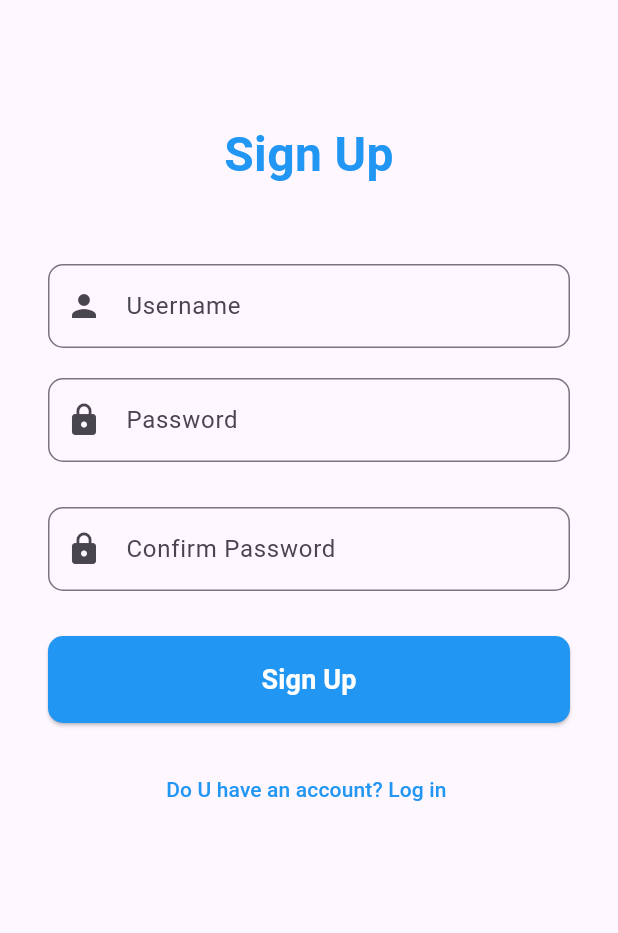
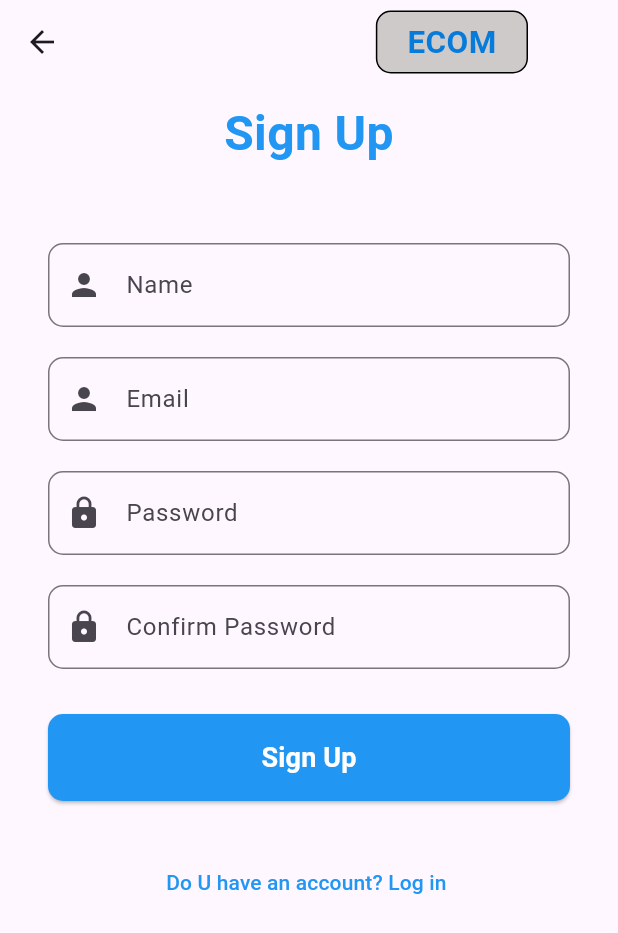
Before and after one commit to eyoaab/2024-internship-mobile-task, a Flutter app: the screen it shows after launch, after a tap on "Don't have an account? Sign up", on a phone screen of 412 x 824 dp. Shown: the top 933 px of the screen. Run offline on Flutter 3.47's test engine with Material 3 defaults, Android fonts, the phone set to English and light mode, and no system bars; our stand-ins replace connectivity_plus, dartz, equatable, flutter_bloc, get_it, image_picker and 1 more; network calls fail.

```diff
--- a/On-boarding/E-comerce/lib/core/constants/Url/url.dart
+++ b/On-boarding/E-comerce/lib/core/constants/Url/url.dart
@@ -11,4 +11,9 @@ class Urls {
   // static String deleteProduct(String id) => 'https://g5-flutter-learning-path-be.onrender.com/api/v1/products//$id';
   static String deleteProduct(String id) => 'https://g5-flutter-learning-path-be.onrender.com/api/v1/products/$id';
 
+
+  static String Login() => 'https://cors-anywhere.herokuapp.com/https://g5-flutter-learning-path-be.onrender.com/api/v2/auth/login';
+  static String SignUp() => 'https://cors-anywhere.herokuapp.com/https://g5-flutter-learning-path-be.onrender.com/api/v2/auth/register';
+
+
 }
--- a/On-boarding/E-comerce/lib/data/model/user_model.dart
+++ b/On-boarding/E-comerce/lib/data/model/user_model.dart
@@ -5,14 +5,16 @@ class UserModel extends UserEnities {
   const UserModel({
     required String username,
     required String password,
+    required String name,
 
   }) : super(
-         username: username, password: password
+         username: username, password: password,name:name
         );
 
 
   Map<String, dynamic> toJson() {
     return {
+      'name': name,
       'username': username,
       'password': password,
 
@@ -21,6 +23,7 @@ class UserModel extends UserEnities {
 
   factory UserModel.fromJson(Map<String, dynamic> json) {
     return UserModel(
+      name: json['name'],
       username: json['username'],
       password: json['password'],
 
@@ -28,7 +31,7 @@ class UserModel extends UserEnities {
   }
 
   UserEnities toUser() {
-    return UserEnities(username: username, password: password);
+    return UserEnities(username: username, password: password,name: name);
 
   }
 }
--- a/On-boarding/E-comerce/lib/domain/entitiy/user_entities.dart
+++ b/On-boarding/E-comerce/lib/domain/entitiy/user_entities.dart
@@ -2,11 +2,13 @@ import 'package:equatable/equatable.dart';
 
 class UserEnities extends Equatable{
   const UserEnities ({
+    required this.name,
     required this.username,
     required this.password,
 
 
   });
+  final String name;
   final String username;
   final String password;
 
@@ -15,6 +17,7 @@ class UserEnities extends Equatable{
   List<Object?> get props => [
     password,
     username,
+    name,
 
   ];
 
--- a/On-boarding/E-comerce/lib/domain/usecase/signIn_usecase.dart
+++ b/On-boarding/E-comerce/lib/domain/usecase/signIn_usecase.dart
@@ -6,12 +6,13 @@ import '../../core/error/faliure.dart';
 import '../entitiy/user_entities.dart';
 import '../repository/product_repository.dart';
 
-class SignUp extends Equatable{
+class SignUpUswcase extends Equatable{
 
   final ProductRepository productRepository;
-  const SignUp( this.productRepository);
+  const SignUpUswcase( this.productRepository);
 
   Future<Either<Failure, bool>> call_SignUp( UserEnities user){
+    print('usecase sign up called');
     return productRepository.UserSignUp(user);
 
   }
--- a/On-boarding/E-comerce/lib/injection_container.dart
+++ b/On-boarding/E-comerce/lib/injection_container.dart
@@ -65,7 +65,7 @@ Future<void> setUp() async {
   locator.registerLazySingleton(() => DeleteProductbyidUsecase(locator()));
   locator.registerLazySingleton(() => AddProductUsecase(locator()));
   locator.registerLazySingleton(() => UpdateProductUsecase(locator()));
-  locator.registerLazySingleton(() => SignUp(locator()));
+  locator.registerLazySingleton(() => SignUpUswcase(locator()));
   locator.registerLazySingleton(() => LoginUsecase(locator()));
 
   //! BLoC
@@ -76,6 +76,9 @@ Future<void> setUp() async {
     getProductByIdUseCase: locator(),
     addProductUseCase: locator(),
     updateProductUseCase: locator(),
+    signUpUsecase: locator(),
+    loginUsecase: locator(),
+
 
   ));
 }
--- a/On-boarding/E-comerce/lib/presentation/Pages/LogIn/login.dart
+++ b/On-boarding/E-comerce/lib/presentation/Pages/LogIn/login.dart
@@ -1,5 +1,9 @@
 import 'package:flutter/material.dart';
+import 'package:flutter_bloc/flutter_bloc.dart';
 
+import '../../../domain/entitiy/user_entities.dart';
+import '../../bloc/product_bloc.dart';
+import '../../bloc/product_event.dart';
 import '../../widgets/Widget_store.dart';
 
 class LoginPage extends StatefulWidget {
@@ -20,6 +24,9 @@ class _LoginPageState extends State<LoginPage> {
       return;
     }
     else{
+      UserEnities user = UserEnities(name: '',username: _usernameController.text,password: _passwordController.text,);
+      context.read<ProductBloc>().add(LogInStateEvent(userEnities: user));
+
 
     }
 
@@ -35,6 +42,7 @@ class _LoginPageState extends State<LoginPage> {
   Widget build(BuildContext context) {
     return Scaffold(
       body: SingleChildScrollView(
+            child: Center(
               child: Padding(
               padding: const EdgeInsets.symmetric(horizontal: 32.0, vertical: 80.0),
               child: Column(
@@ -42,7 +50,7 @@ class _LoginPageState extends State<LoginPage> {
               crossAxisAlignment: CrossAxisAlignment.stretch,
               children: <Widget>[
                 const Text(
-                'Login',
+                  'ECOM',
                   style: TextStyle(
                   fontSize: 32,
                   fontWeight: FontWeight.bold,
@@ -50,7 +58,10 @@ class _LoginPageState extends State<LoginPage> {
                   ),
                   textAlign: TextAlign.center,
                 ),
-              const SizedBox(height: 50),
+                const SizedBox(height: 10),
+
+                const Center(child:  Text('Sign in to your account',style: TextStyle(fontSize: 23),)),
+                const SizedBox(height: 20),
                 TextField(
                     controller: _usernameController,
                     decoration: InputDecoration(
@@ -92,7 +103,7 @@ class _LoginPageState extends State<LoginPage> {
                     ),
                   ),
                 ),
-              const SizedBox(height: 20),
+                const SizedBox(height: 70),
                 TextButton(
                 onPressed: goTosignUpPage,
                 child: const Text(
@@ -106,6 +117,7 @@ class _LoginPageState extends State<LoginPage> {
                         ),
                       ),
             ),
+      ),
     );
   }
 }
--- a/On-boarding/E-comerce/lib/presentation/Pages/Signup/signup.dart
+++ b/On-boarding/E-comerce/lib/presentation/Pages/Signup/signup.dart
@@ -1,4 +1,14 @@
+import 'dart:ui';
+
+import 'package:flutter/cupertino.dart';
 import 'package:flutter/material.dart';
+import 'package:flutter/painting.dart';
+import 'package:flutter/rendering.dart';
+import 'package:flutter/widgets.dart';
+import 'package:flutter_bloc/flutter_bloc.dart';
+import '../../../domain/entitiy/user_entities.dart';
+import '../../bloc/product_bloc.dart';
+import '../../bloc/product_event.dart';
 import '../../widgets/Widget_store.dart';
 
 class SignUpPage extends StatefulWidget {
@@ -7,17 +17,19 @@ class SignUpPage extends StatefulWidget {
 }
 
 class _SignUpPageState extends State<SignUpPage> {
+  final _name = TextEditingController();
   final _usernameController = TextEditingController();
   final _passwordController = TextEditingController();
   final _confirmpassword = TextEditingController();
 
 
   void signUp() async {
+    final name = _name.text;
     final username = _usernameController.text;
     final password = _passwordController.text;
     final confirmpassword = _confirmpassword.text;
 
-    if (username.isEmpty || password.isEmpty || confirmpassword.isEmpty) {
+    if (username.isEmpty || password.isEmpty || confirmpassword.isEmpty|| name.isEmpty) {
       showMessage(context,  const Icon(Icons.info,size: 50,color:Colors.red), 'Please enter all fields');
       return;
     }
@@ -25,6 +37,17 @@ class _SignUpPageState extends State<SignUpPage> {
       showMessage(context,const Icon(Icons.info,size: 50,color:Colors.red), 'Passwords do not match');
       return;
     } else{
+      UserEnities userTosave = UserEnities(
+        name: name,
+        username: username,
+        password: password,
+      );
+      print('up to send the request from signin page');
+
+      context.read<ProductBloc>().add(SignInEvent(userEnities: userTosave));
+      print('u[dated the user add event]');
+
+
 
     }
   }
@@ -43,11 +66,32 @@ class _SignUpPageState extends State<SignUpPage> {
   @override
   Widget build(BuildContext context) {
     return Scaffold(
+      appBar: AppBar(leading: IconButton(icon: const Icon(Icons.arrow_back),onPressed: (){Navigator.pop(context);},),
+      actions:  [ Row(
+        mainAxisAlignment: MainAxisAlignment.end  ,
+        children: [
+
+              Container(
+
+                padding: const EdgeInsets.fromLTRB(20,5,20,5),
+              decoration:const  BoxDecoration(color: Color.fromARGB(255, 207, 202, 202),
+              borderRadius: BorderRadius.all(Radius.circular(10))
+
+              ,
+              border: Border(top:BorderSide(color:Colors.black),
+              left:BorderSide(color:Colors.black),
+              right:BorderSide(color:Colors.black),
+              bottom:BorderSide(color:Colors.black),)),
+              child: const Text('ECOM',style: TextStyle(color:Color.fromARGB(255, 7, 123, 218),fontSize: 21,fontWeight: FontWeight.bold),)),
+
+           const SizedBox(width: 60,),
+        ],
+      )],),
       body: SingleChildScrollView(
         child: Padding(
-          padding: const EdgeInsets.symmetric(horizontal: 32.0, vertical: 80.0),
+          padding: const EdgeInsets.symmetric(horizontal: 32.0, vertical: 10.0),
           child: Column(
-            mainAxisAlignment: MainAxisAlignment.center,
+            mainAxisAlignment: MainAxisAlignment.start,
             crossAxisAlignment: CrossAxisAlignment.stretch,
             children: <Widget>[
 
@@ -62,9 +106,20 @@ class _SignUpPageState extends State<SignUpPage> {
               ),
               const SizedBox(height: 50),
                   TextField(
+                  controller: _name,
+                  decoration: InputDecoration(
+                  labelText: 'Name',
+                  border: OutlineInputBorder(
+                  borderRadius: BorderRadius.circular(10.0),
+                  ),
+                  prefixIcon: const Icon(Icons.person),
+                ),
+              ),
+              const SizedBox(height: 20),
+                  TextField(
                   controller: _usernameController,
                   decoration: InputDecoration(
-                  labelText: 'Username',
+                  labelText: 'Email',
                   border: OutlineInputBorder(
                   borderRadius: BorderRadius.circular(10.0),
                   ),
@@ -83,7 +138,7 @@ class _SignUpPageState extends State<SignUpPage> {
                   prefixIcon: const Icon(Icons.lock),
                 ),
               ),
-              const SizedBox(height: 30),
+              const SizedBox(height: 20),
               TextField(
                 controller: _confirmpassword,
                 obscureText: true,
@@ -115,7 +170,7 @@ class _SignUpPageState extends State<SignUpPage> {
                   ),
                 ),
               ),
-              const SizedBox(height: 20),
+              const SizedBox(height: 30),
               TextButton(
                   onPressed: gotoLoginpage,
                   child: const Text(
--- a/On-boarding/E-comerce/lib/presentation/bloc/product_bloc.dart
+++ b/On-boarding/E-comerce/lib/presentation/bloc/product_bloc.dart
@@ -7,6 +7,8 @@ import '../../domain/usecase/add_product_usecase.dart';
 import '../../domain/usecase/delete_product_usecase.dart';
 import '../../domain/usecase/get_all_products.dart';
 import '../../domain/usecase/get_product_by_id.dart';
+import '../../domain/usecase/login_usecase.dart';
+import '../../domain/usecase/signIn_usecase.dart';
 import '../../domain/usecase/update_product_usecase.dart';
 import './product_event.dart';
 import './product_state.dart';
@@ -19,13 +21,17 @@ class ProductBloc extends Bloc<ProductEvent, ProductState> {
     final UpdateProductUsecase updateProductUseCase;
     final DeleteProductbyidUsecase deleteProductUseCase;
     final AddProductUsecase addProductUseCase;
+    final LoginUsecase loginUsecase;
+    final SignUpUswcase signUpUsecase;
 
 
   ProductBloc( { required this.getAllProductsUseCase,
                  required this.getProductByIdUseCase,
                  required this.updateProductUseCase,
                  required this.deleteProductUseCase,
-                 required this.addProductUseCase   }): super(IntialState()) {
+                 required this.addProductUseCase  ,
+                 required this.loginUsecase,
+                 required this.signUpUsecase }): super(IntialState()) {
 
       on<LoadAllProductEvent>((event,emit) async{
               emit(LoadingState());
@@ -85,5 +91,29 @@ class ProductBloc extends Bloc<ProductEvent, ProductState> {
 
 
     });
+
+    on<SignInEvent> ((event,emit)async{
+      emit(LoadingState());
+      final result = await signUpUsecase.call_SignUp(event.userEnities);
+      print('result from bloc');
+      print(result);
+
+      result.fold(
+          (error) => emit(ErrorState(message: error.toString())),
+          (token) => emit(LogedState(tokens:'response'))
+      );
+    });
+
+    on<LogInStateEvent> ((event,emit)async{
+      emit(LoadingState());
+      final result = await loginUsecase.call_login(event.userEnities);
+      print('result from bloc');
+      print(result);
+
+      result.fold(
+          (error) => emit(ErrorState(message: error.toString())),
+          (token) => emit(LogedState(tokens:'response'))
+      );
+    });
   }
 }
--- a/On-boarding/E-comerce/lib/presentation/bloc/product_event.dart
+++ b/On-boarding/E-comerce/lib/presentation/bloc/product_event.dart
@@ -3,6 +3,7 @@ import 'package:equatable/equatable.dart';
 
 import '../../domain/entitiy/product_entities.dart';
 import '../../data/model/ptoduct_to_save.dart';
+import '../../domain/entitiy/user_entities.dart';
 
 abstract class ProductEvent extends Equatable {
   const ProductEvent();
@@ -56,14 +57,17 @@ class AddProductEvent extends ProductEvent{
 
 // for user
 class LogInStateEvent extends ProductEvent{
-  String userName;
-  String password;
-  LogInStateEvent({required this.userName,required this.password}
-);}
+   UserEnities userEnities;
+
+
+  LogInStateEvent({required this.userEnities,});
+
+  }
 
 
 class  SignInEvent extends ProductEvent{
-  String userName;
-  String password;
-  SignInEvent({required this.userName,required this.password});
+  UserEnities userEnities;
+
+
+  SignInEvent({required this.userEnities,});
 }
```
Also changed, not shown: On-boarding/E-comerce/lib/data/dataSource/remote_product_source.dart (+53 -44 lines), On-boarding/E-comerce/lib/data/repository/product_repository_impl.dart (+13 -17 lines), On-boarding/E-comerce/lib/presentation/bloc/product_state.dart (line endings or trailing spaces). Lines whose indentation alone changed are shown as unchanged.
